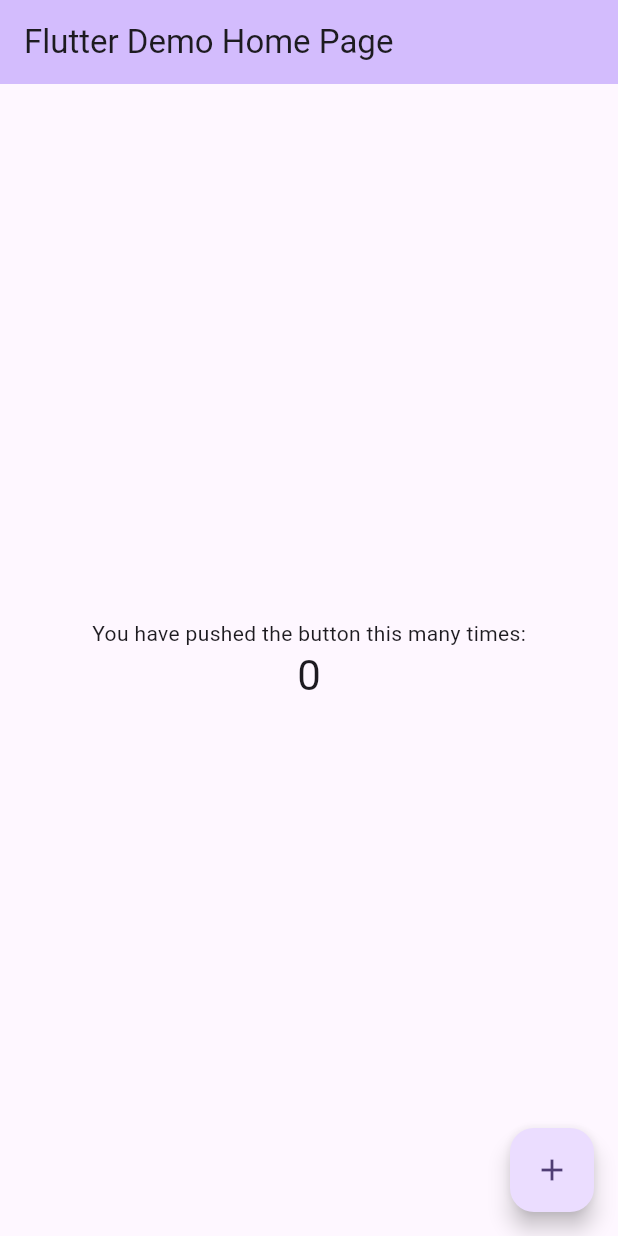
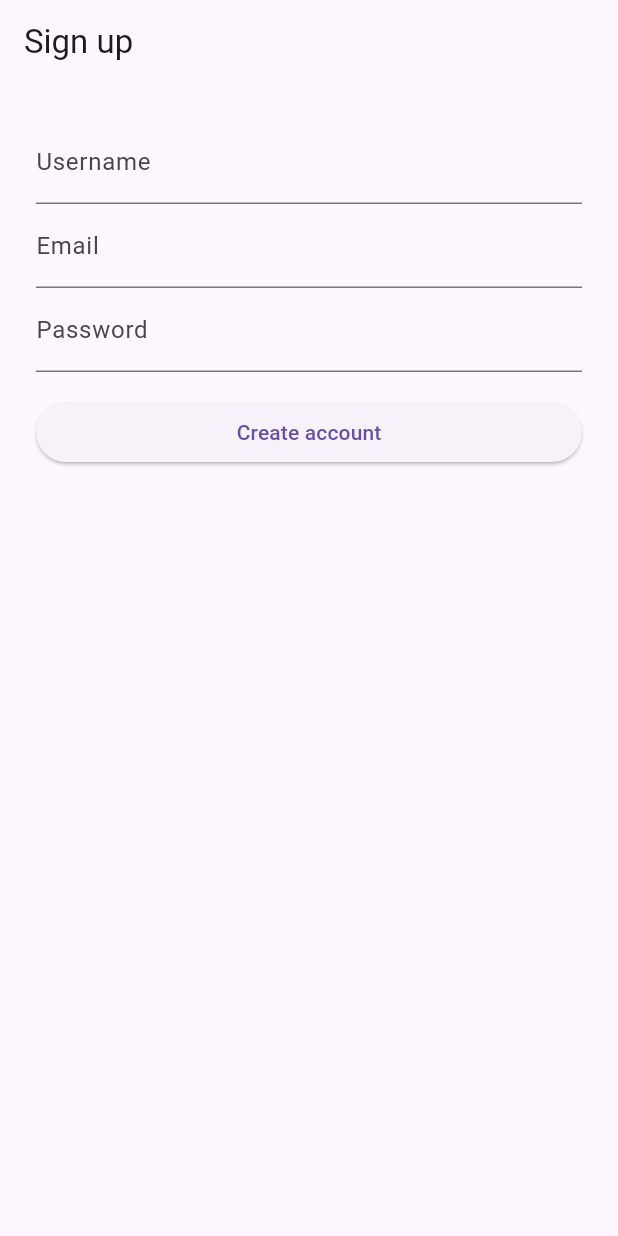
Before and after one commit to SavioNYJC/Daylist, a Flutter app: the screen it shows after launch, on a phone screen of 412 x 824 dp. Run offline on Flutter 3.47's test engine with Material 3 defaults, Android fonts, the phone set to English and light mode, and no system bars; our stand-ins replace material_ui, supabase_flutter; accounts and stored records are empty.

Commit message:
Implement sign-up functionality and integrate Supabase for user authentication

```diff
--- a/lib/main.dart
+++ b/lib/main.dart
@@ -1,121 +1,73 @@
 import 'package:material_ui/material_ui.dart';
+import 'package:supabase_flutter/supabase_flutter.dart';
 
-void main() {
+import 'screens/sign_up_page.dart';
+
+Future<void> main() async {
+  WidgetsFlutterBinding.ensureInitialized();
+  await Supabase.initialize(
+    url: 'https://owhfuqhpuoluyapbuhge.supabase.co',
+    publishableKey: 'sb_publishable_GXA7TxGejB3-uTXAI00gbQ_PVVXVrKl',
+  );
   runApp(const MyApp());
 }
 
 class MyApp extends StatelessWidget {
   const MyApp({super.key});
 
-  // This widget is the root of your application.
   @override
   Widget build(BuildContext context) {
-    return MaterialApp(
-      title: 'Flutter Demo',
-      theme: ThemeData(
-        // This is the theme of your application.
-        //
-        // TRY THIS: Try running your application with "flutter run". You'll see
-        // the application has a purple toolbar. Then, without quitting the app,
-        // try changing the seedColor in the colorScheme below to Colors.green
-        // and then invoke "hot reload" (save your changes or press the "hot
-        // reload" button in a Flutter-supported IDE, or press "r" if you used
-        // the command line to start the app).
-        //
-        // Notice that the counter didn't reset back to zero; the application
-        // state is not lost during the reload. To reset the state, use hot
-        // restart instead.
-        //
-        // This works for code too, not just values: Most code changes can be
-        // tested with just a hot reload.
-        colorScheme: .fromSeed(seedColor: Colors.deepPurple),
-      ),
-      home: const MyHomePage(title: 'Flutter Demo Home Page'),
-    );
+    return const MaterialApp(title: 'Todos', home: SignUpPage(),);
   }
 }
 
-class MyHomePage extends StatefulWidget {
-  const MyHomePage({super.key, required this.title});
+class HomePage extends StatefulWidget {
+  const HomePage({super.key, this.todos});
 
-  // This widget is the home page of your application. It is stateful, meaning
-  // that it has a State object (defined below) that contains fields that affect
-  // how it looks.
-
-  // This class is the configuration for the state. It holds the values (in this
-  // case the title) provided by the parent (in this case the App widget) and
-  // used by the build method of the State. Fields in a Widget subclass are
-  // always marked "final".
-
-  final String title;
+  final Future<List<Map<String, dynamic>>>? todos;
 
   @override
-  State<MyHomePage> createState() => _MyHomePageState();
+  State<HomePage> createState() => _HomePageState();
 }
 
-class _MyHomePageState extends State<MyHomePage> {
-  int _counter = 0;
-
-  void _incrementCounter() {
-    setState(() {
-      // This call to setState tells the Flutter framework that something has
-      // changed in this State, which causes it to rerun the build method below
-      // so that the display can reflect the updated values. If we changed
-      // _counter without calling setState(), then the build method would not be
-      // called again, and so nothing would appear to happen.
-      _counter++;
-    });
-  }
+class _HomePageState extends State<HomePage> {
+  late final Future<List<Map<String, dynamic>>> _todos =
+      widget.todos ?? Supabase.instance.client.from('todos').select();
 
   @override
   Widget build(BuildContext context) {
-    // This method is rerun every time setState is called, for instance as done
-    // by the _incrementCounter method above.
-    //
-    // The Flutter framework has been optimized to make rerunning build methods
-    // fast, so that you can just rebuild anything that needs updating rather
-    // than having to individually change instances of widgets.
     return Scaffold(
-      appBar: AppBar(
-        // TRY THIS: Try changing the color here to a specific color (to
-        // Colors.amber, perhaps?) and trigger a hot reload to see the AppBar
-        // change color while the other colors stay the same.
-        backgroundColor: Theme.of(context).colorScheme.inversePrimary,
-        // Here we take the value from the MyHomePage object that was created by
-        // the App.build method, and use it to set our appbar title.
-        title: Text(widget.title),
-      ),
-      body: Center(
-        // Center is a layout widget. It takes a single child and positions it
-        // in the middle of the parent.
-        child: Column(
-          // Column is also a layout widget. It takes a list of children and
-          // arranges them vertically. By default, it sizes itself to fit its
-          // children horizontally, and tries to be as tall as its parent.
-          //
-          // Column has various properties to control how it sizes itself and
-          // how it positions its children. Here we use mainAxisAlignment to
-          // center the children vertically; the main axis here is the vertical
-          // axis because Columns are vertical (the cross axis would be
-          // horizontal).
-          //
-          // TRY THIS: Invoke "debug painting" (choose the "Toggle Debug Paint"
-          // action in the IDE, or press "p" in the console), to see the
-          // wireframe for each widget.
-          mainAxisAlignment: .center,
-          children: [
-            const Text('You have pushed the button this many times:'),
-            Text(
-              '$_counter',
-              style: Theme.of(context).textTheme.headlineMedium,
-            ),
-          ],
-        ),
-      ),
-      floatingActionButton: FloatingActionButton(
-        onPressed: _incrementCounter,
-        tooltip: 'Increment',
-        child: const Icon(Icons.add),
+      appBar: AppBar(title: const Text('Todos')),
+      body: FutureBuilder<List<Map<String, dynamic>>>(
+        future: _todos,
+        builder: (context, snapshot) {
+          if (snapshot.connectionState == ConnectionState.waiting) {
+            return const Center(child: CircularProgressIndicator());
+          }
+          if (snapshot.hasError) {
+            return Center(
+              child: Padding(
+                padding: const EdgeInsets.all(16),
+                child: Text('Could not load todos: ${snapshot.error}'),
+              ),
+            );
+          }
+
+          final todos = snapshot.data ?? const [];
+          if (todos.isEmpty) {
+            return const Center(child: Text('No todos found.'));
+          }
+
+          return ListView.builder(
+            itemCount: todos.length,
+            itemBuilder: (context, index) {
+              final todo = todos[index];
+              return ListTile(
+                title: Text(todo['name'] as String? ?? 'Untitled todo'),
+              );
+            },
+          );
+        },
       ),
     );
   }
--- /dev/null
+++ b/lib/screens/sign_up_page.dart
@@ -0,0 +1,76 @@
+import 'package:material_ui/material_ui.dart';
+import 'package:supabase_flutter/supabase_flutter.dart';
+
+class SignUpPage extends StatefulWidget {
+  const SignUpPage({super.key});
+
+  @override
+  State<SignUpPage> createState() => _SignUpPageState();
+}
+
+class _SignUpPageState extends State<SignUpPage> {
+  final _email = TextEditingController();
+  final _password = TextEditingController();
+  final _username = TextEditingController();
+  String? _message;
+
+  Future<void> _signUp() async {
+    try {
+      final response = await Supabase.instance.client.auth.signUp(
+        email: _email.text.trim(),
+        password: _password.text,
+        data: {'username': _username.text.trim()},
+      );
+
+      if (!mounted) return;
+      setState(() {
+        _message = response.session == null
+            ? 'Account created. Check your email to confirm it.'
+            : 'Account created and signed in.';
+      });
+    } on AuthException catch (error) {
+      if (!mounted) return;
+      setState(() => _message = error.message);
+    }
+  }
+
+  @override
+  void dispose() {
+    _email.dispose();
+    _password.dispose();
+    _username.dispose();
+    super.dispose();
+  }
+
+  @override
+  Widget build(BuildContext context) {
+    return Scaffold(
+      appBar: AppBar(title: const Text('Sign up')),
+      body: ListView(
+        padding: const EdgeInsets.all(24),
+        children: [
+          TextField(
+            controller: _username,
+            decoration: const InputDecoration(labelText: 'Username'),
+          ),
+          TextField(
+            controller: _email,
+            keyboardType: TextInputType.emailAddress,
+            decoration: const InputDecoration(labelText: 'Email'),
+          ),
+          TextField(
+            controller: _password,
+            obscureText: true,
+            decoration: const InputDecoration(labelText: 'Password'),
+          ),
+          const SizedBox(height: 16),
+          ElevatedButton(
+            onPressed: _signUp,
+            child: const Text('Create account'),
+          ),
+          if (_message != null) Text(_message!),
+        ],
+      ),
+    );
+  }
+}
```
Also changed, not shown: 1 other file.
